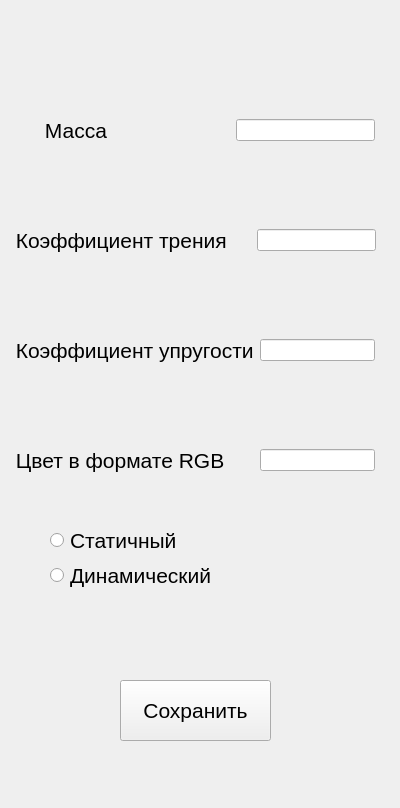
kameker/IPB2D, file UI/settingsUI.ui: the form before one commit.
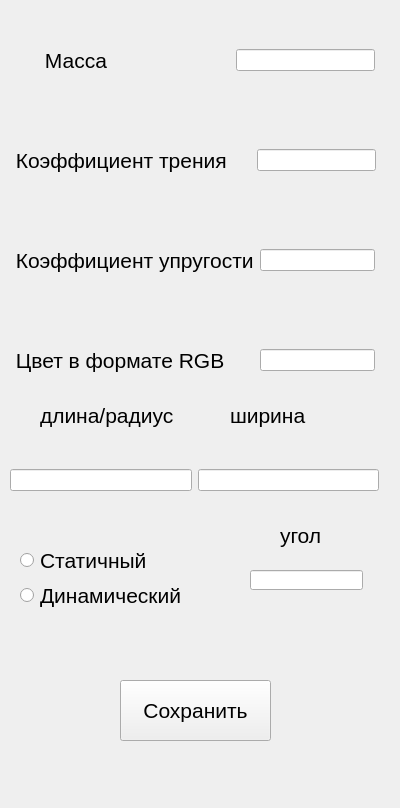
The form after the commit.

Commit message: сырая версия settingsPy_.py

What changed in the file:
```diff
--- a/UI/settingsUI.ui
+++ b/UI/settingsUI.ui
@@ -17,7 +17,7 @@
    <property name="geometry">
     <rect>
      <x>10</x>
-     <y>90</y>
+     <y>20</y>
      <width>365</width>
      <height>80</height>
     </rect>
@@ -44,7 +44,7 @@
    <property name="geometry">
     <rect>
      <x>10</x>
-     <y>200</y>
+     <y>120</y>
      <width>366</width>
      <height>80</height>
     </rect>
@@ -71,7 +71,7 @@
    <property name="geometry">
     <rect>
      <x>10</x>
-     <y>310</y>
+     <y>220</y>
      <width>365</width>
      <height>80</height>
     </rect>
@@ -94,32 +94,11 @@
     </item>
    </layout>
   </widget>
-  <widget class="QLabel" name="label">
-   <property name="geometry">
-    <rect>
-     <x>30</x>
-     <y>15</y>
-     <width>341</width>
-     <height>41</height>
-    </rect>
-   </property>
-   <property name="font">
-    <font>
-     <pointsize>16</pointsize>
-    </font>
-   </property>
-   <property name="layoutDirection">
-    <enum>Qt::LeftToRight</enum>
-   </property>
-   <property name="text">
-    <string/>
-   </property>
-  </widget>
   <widget class="QWidget" name="horizontalLayoutWidget_4">
    <property name="geometry">
     <rect>
      <x>10</x>
-     <y>420</y>
+     <y>320</y>
      <width>365</width>
      <height>80</height>
     </rect>
@@ -163,8 +142,8 @@
   <widget class="QRadioButton" name="radioButton">
    <property name="geometry">
     <rect>
-     <x>50</x>
-     <y>530</y>
+     <x>20</x>
+     <y>550</y>
      <width>171</width>
      <height>21</height>
     </rect>
@@ -181,8 +160,8 @@
   <widget class="QRadioButton" name="radioButton_2">
    <property name="geometry">
     <rect>
-     <x>50</x>
-     <y>560</y>
+     <x>20</x>
+     <y>580</y>
      <width>161</width>
      <height>31</height>
     </rect>
@@ -196,6 +175,88 @@
     <string>Динамический</string>
    </property>
   </widget>
+  <widget class="QWidget" name="horizontalLayoutWidget_5">
+   <property name="geometry">
+    <rect>
+     <x>10</x>
+     <y>440</y>
+     <width>369</width>
+     <height>80</height>
+    </rect>
+   </property>
+   <layout class="QHBoxLayout" name="horizontalLayout_5">
+    <item>
+     <widget class="QLineEdit" name="wr"/>
+    </item>
+    <item>
+     <widget class="QLineEdit" name="height"/>
+    </item>
+   </layout>
+  </widget>
+  <widget class="QLabel" name="label">
+   <property name="geometry">
+    <rect>
+     <x>40</x>
+     <y>400</y>
+     <width>151</width>
+     <height>31</height>
+    </rect>
+   </property>
+   <property name="font">
+    <font>
+     <pointsize>16</pointsize>
+    </font>
+   </property>
+   <property name="text">
+    <string>длина/радиус</string>
+   </property>
+  </widget>
+  <widget class="QLabel" name="label_2">
+   <property name="geometry">
+    <rect>
+     <x>230</x>
+     <y>400</y>
+     <width>151</width>
+     <height>31</height>
+    </rect>
+   </property>
+   <property name="font">
+    <font>
+     <pointsize>16</pointsize>
+    </font>
+   </property>
+   <property name="text">
+    <string>ширина</string>
+   </property>
+  </widget>
+  <widget class="QLabel" name="label_3">
+   <property name="geometry">
+    <rect>
+     <x>280</x>
+     <y>520</y>
+     <width>71</width>
+     <height>31</height>
+    </rect>
+   </property>
+   <property name="font">
+    <font>
+     <pointsize>16</pointsize>
+    </font>
+   </property>
+   <property name="text">
+    <string>угол</string>
+   </property>
+  </widget>
+  <widget class="QLineEdit" name="angle">
+   <property name="geometry">
+    <rect>
+     <x>250</x>
+     <y>570</y>
+     <width>113</width>
+     <height>20</height>
+    </rect>
+   </property>
+  </widget>
  </widget>
  <resources/>
  <connections/>
```
Left out of the diff: 6 changed lines with no effect on the pictures. The commit also changes 5 other files.
